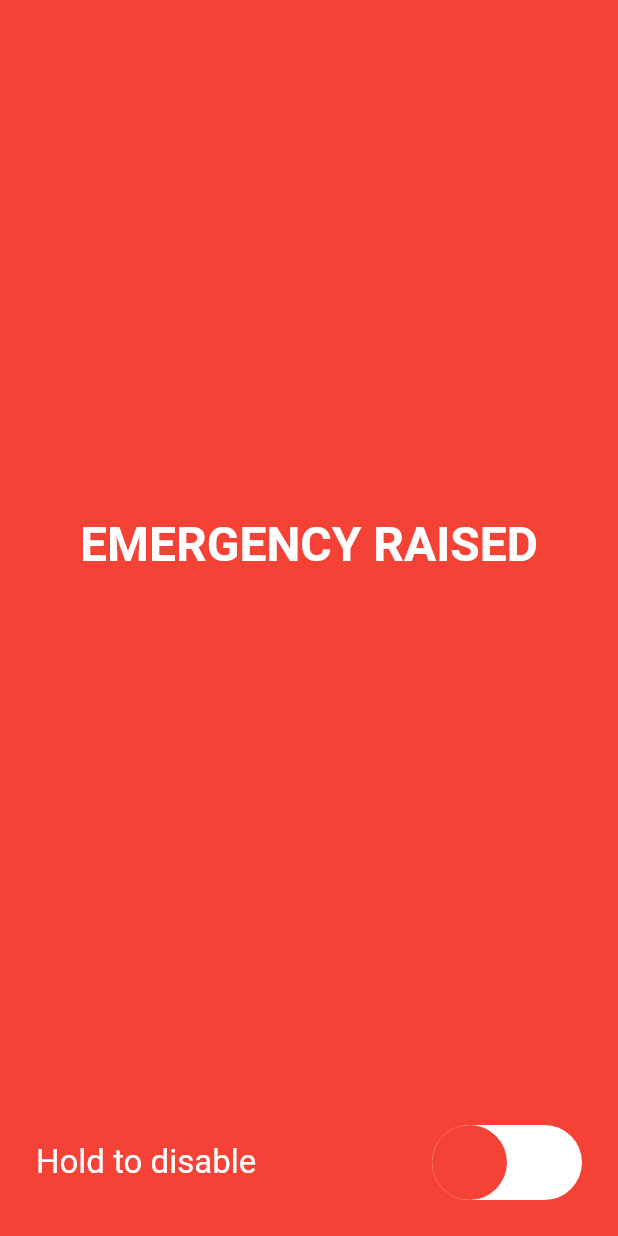
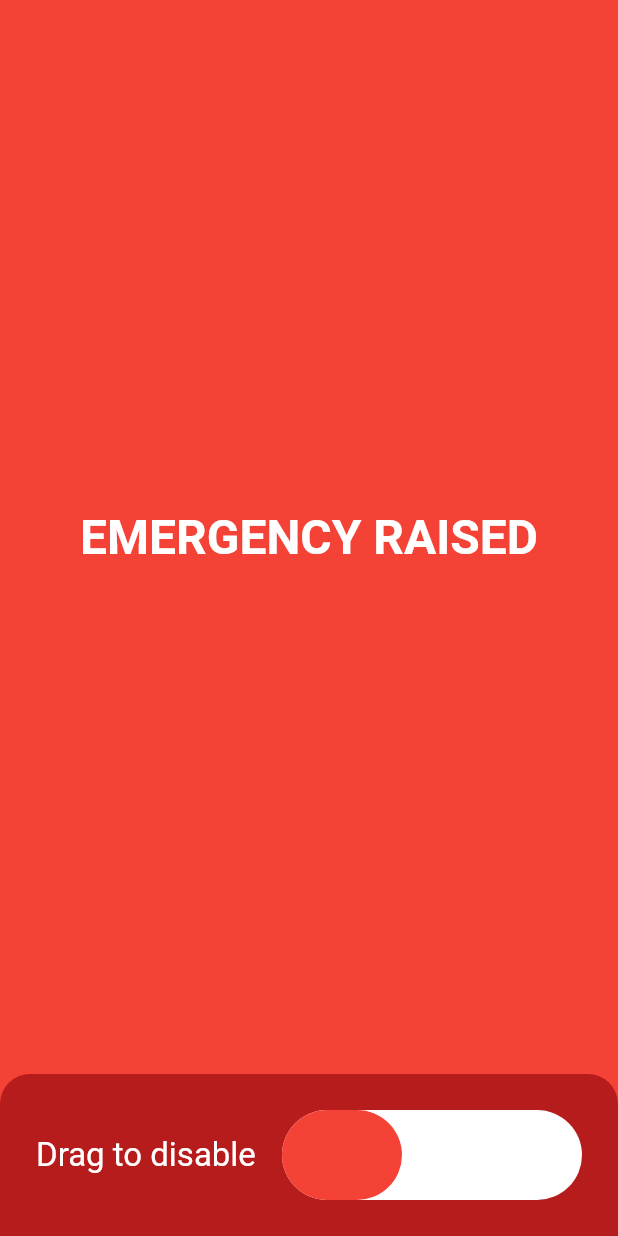
Before and after one commit to andrzejSulkowski/community-emergency, a Flutter app: the EmergencyStateScreen screen opened directly, on a phone screen of 412 x 824 dp. Run offline on Flutter 3.47's test engine with Material 3 defaults, Android fonts, the phone set to English and light mode, and no system bars.

Commit message:
feat(ui): emergency state improvement

```diff
--- a/lib/features/home/presentation/screens/emergency_state_screen.dart
+++ b/lib/features/home/presentation/screens/emergency_state_screen.dart
@@ -9,6 +9,11 @@ class EmergencyStateScreen extends StatefulWidget {
 
 class _EmergencyStateScreenState extends State<EmergencyStateScreen> {
   bool _isEmergencyActive = true;
+  bool _isDragging = false;
+  double _dragPosition = 0.0;
+  final double _toggleWidth = 200.0;
+  final double _toggleHeight = 60.0;
+  final double _toggleButtonWidth = 80.0;
 
   void _disableEmergency() {
     setState(() {
@@ -40,41 +45,75 @@ class _EmergencyStateScreenState extends State<EmergencyStateScreen> {
               ),
             ),
             Container(
+              width: double.infinity,
               padding: const EdgeInsets.all(24.0),
+              decoration: BoxDecoration(
+                color: Colors.red.shade900,
+                borderRadius: const BorderRadius.vertical(
+                  top: Radius.circular(20),
+                ),
+              ),
               child: Row(
                 children: [
                   Text(
-                    'Hold to disable',
+                    'Drag to disable',
                     style: Theme.of(
                       context,
                     ).textTheme.titleLarge?.copyWith(color: Colors.white),
                   ),
                   const Spacer(),
                   GestureDetector(
+                    onPanStart: (details) {
+                      setState(() {
+                        _isDragging = true;
+                      });
+                    },
                     onPanUpdate: (details) {
                       if (details.delta.dx > 0) {
-                        // Only allow right movement
+                        setState(() {
+                          _dragPosition = (_dragPosition + details.delta.dx)
+                              .clamp(0.0, _toggleWidth - _toggleButtonWidth);
+                        });
+                      }
+                    },
+                    onPanEnd: (details) {
+                      setState(() {
+                        _isDragging = false;
+                      });
+                      if (_dragPosition >=
+                          (_toggleWidth - _toggleButtonWidth) / 2) {
                         _disableEmergency();
+                      } else {
+                        setState(() {
+                          _dragPosition = 0.0;
+                        });
                       }
                     },
                     child: Container(
-                      width: 100,
-                      height: 50,
+                      width: _toggleWidth,
+                      height: _toggleHeight,
                       decoration: BoxDecoration(
                         color: Colors.white,
-                        borderRadius: BorderRadius.circular(25),
+                        borderRadius: BorderRadius.circular(_toggleHeight / 2),
                       ),
                       child: Stack(
                         children: [
                           AnimatedPositioned(
                             duration: const Duration(milliseconds: 200),
-                            left: _isEmergencyActive ? 0 : 50,
+                            left:
+                                _isDragging
+                                    ? _dragPosition
+                                    : (_isEmergencyActive
+                                        ? 0
+                                        : _toggleWidth - _toggleButtonWidth),
                             child: Container(
-                              width: 50,
-                              height: 50,
+                              width: _toggleButtonWidth,
+                              height: _toggleHeight,
                               decoration: BoxDecoration(
                                 color: Colors.red,
-                                borderRadius: BorderRadius.circular(25),
+                                borderRadius: BorderRadius.circular(
+                                  _toggleHeight / 2,
+                                ),
                               ),
                             ),
                           ),
```
